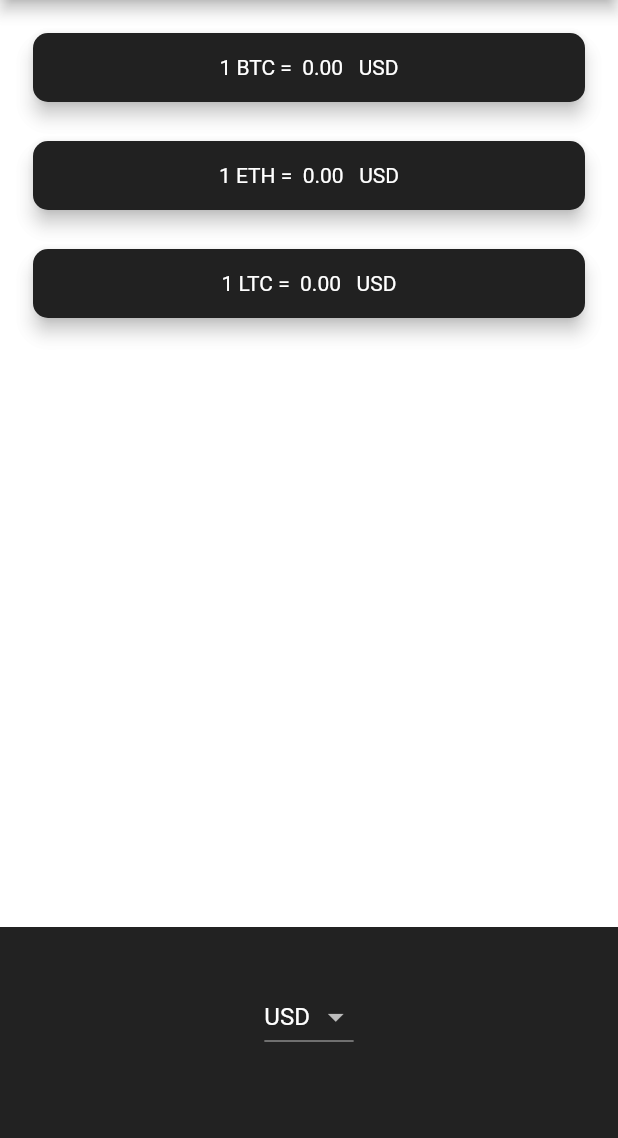
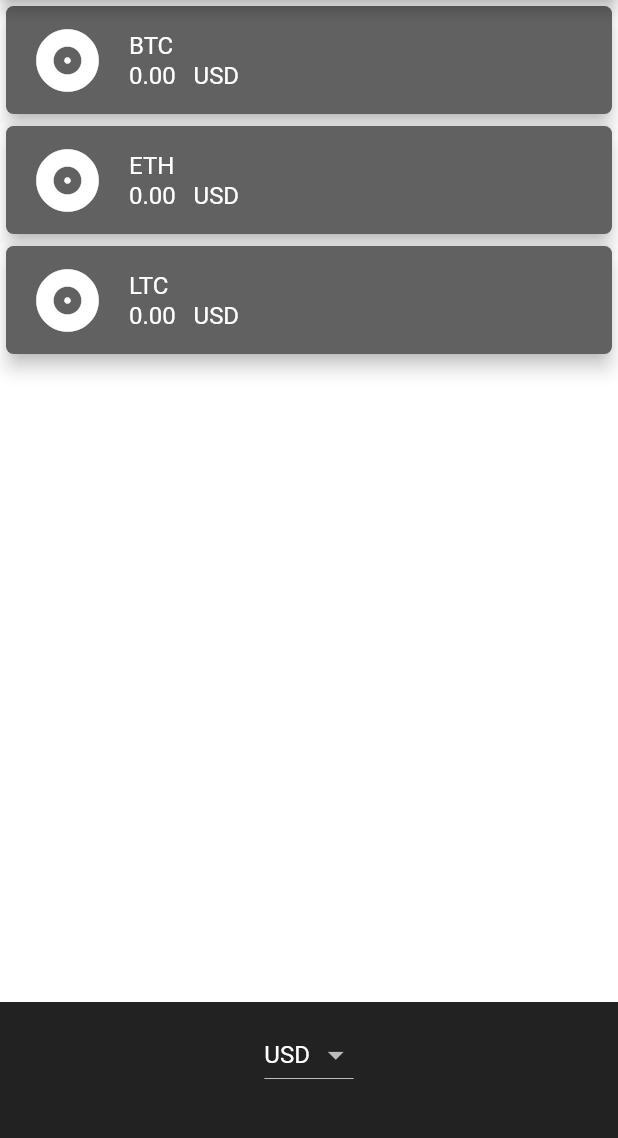
Before and after one commit to ircNewBie/cryptotracker, a Flutter app: the screen it shows after launch, on a phone screen of 412 x 824 dp, the part 84-1222 px from its top. Run offline on Flutter 3.47's test engine with Material 2 defaults, Android fonts, the phone set to English and light mode, and no system bars; network calls fail.

Commit message:
updated/card_component

```diff
--- a/lib/coin_data.dart
+++ b/lib/coin_data.dart
@@ -1,4 +1,3 @@
-// import 'package:flutter/widgets.dart';
 import 'dart:convert';
 import 'api_info.dart';
 import 'package:http/http.dart' as http;
@@ -32,7 +31,7 @@ const _apiKey = myAPI;
 const coinAPIURL = 'https://rest.coinapi.io/v1/exchangerate';
 
 class CoinData {
-  double marketPrice = 0.0;
+  // double marketPrice = 0.0;
   dynamic marketData;
   String assetIDBase;
   String assetIDQoute;
@@ -47,11 +46,7 @@ class CoinData {
     if (response.statusCode == 200) {
       Map<String, dynamic> marketData = jsonDecode(response.body);
       var _marketPrice = marketData['rate'].toDouble();
-      // var _assetIDBase = marketData['asset_id_base'];
-      // var _assetIDQoute = marketData['asset_id_quote'];
 
-      marketPrice = _marketPrice;
-      // print('$_assetIDBase/$_assetIDQoute:$marketPrice`');
       return _marketPrice;
     } else {
       // ignore: avoid_print
--- /dev/null
+++ b/lib/components/card_component.dart
@@ -0,0 +1,43 @@
+import 'package:flutter/material.dart';
+import 'package:intl/intl.dart';
+
+class CryptoCard extends StatelessWidget {
+  const CryptoCard({
+    Key? key,
+    required this.selectedCryptoAsset,
+    required this.selectedCurrencyPrice,
+    required this.selectedCurrency,
+    required this.value,
+  }) : super(key: key);
+
+  final String selectedCryptoAsset;
+  final String selectedCurrency;
+  final double selectedCurrencyPrice;
+  final NumberFormat value;
+
+  @override
+  Widget build(BuildContext context) {
+    return Card(
+      color: Colors.grey.shade700,
+      elevation: 5.0,
+      shape: RoundedRectangleBorder(
+        borderRadius: BorderRadius.circular(5.0),
+      ),
+      child: Column(
+        children: <Widget>[
+          ListTile(
+            leading: const Icon(Icons.album, size: 50),
+            title: Text(selectedCryptoAsset),
+            subtitle: Text(
+              '${value.format(selectedCurrencyPrice)}   $selectedCurrency',
+              style: const TextStyle(
+                fontSize: 16.0,
+                color: Colors.white,
+              ),
+            ),
+          ),
+        ],
+      ),
+    );
+  }
+}
--- a/lib/price_screen.dart
+++ b/lib/price_screen.dart
@@ -1,7 +1,8 @@
+import 'package:cryptotracker/components/card_component.dart' show CryptoCard;
+import 'package:cryptotracker/coin_data.dart';
 import 'package:intl/intl.dart';
 import 'package:flutter/material.dart';
 import 'package:flutter/cupertino.dart';
-import 'coin_data.dart';
 import 'dart:io' show Platform;
 
 class PriceScreen extends StatefulWidget {
@@ -12,16 +13,22 @@ class PriceScreen extends StatefulWidget {
 }
 
 class _PriceScreenState extends State<PriceScreen> {
-  final valueFormat = NumberFormat("#,##0.00", "en_US");
-  final String _appTiltle = '₿ CryptoTracker';
-
-  String selectedCurrency = 'USD';
   String selectedCryptoAssetBTC = cryptoCurrencyList[0];
   String selectedCryptoAssetETH = cryptoCurrencyList[1];
   String selectedCryptoAssetLTC = cryptoCurrencyList[2];
+  String selectedCurrency = 'USD';
   double selectedCurrencyPriceBTC = 0.0;
   double selectedCurrencyPriceETH = 0.0;
   double selectedCurrencyPriceLTC = 0.0;
+  final valueFormat = NumberFormat("#,##0.00", "en_US");
+
+  final String _appTiltle = '₿ CryptoTracker';
+
+  @override
+  void initState() {
+    super.initState();
+    getMarketData();
+  }
 
   DropdownButton<String> androidDropdown(List menuItemList) {
     List<DropdownMenuItem<String>> dropdownItems = [];
@@ -58,9 +65,6 @@ class _PriceScreenState extends State<PriceScreen> {
       backgroundColor: Colors.grey.shade900,
       itemExtent: 32.0,
       onSelectedItemChanged: (selectedIndex) {
-        // print('Selected Index: $selectedIndex');
-        // print('Selected Value: ${currenciesList[selectedIndex]}');
-
         setState(() {
           selectedCurrency = currenciesList[selectedIndex];
           getMarketData();
@@ -91,12 +95,6 @@ class _PriceScreenState extends State<PriceScreen> {
   }
 
   @override
-  void initState() {
-    super.initState();
-    getMarketData();
-  }
-
-  @override
   Widget build(BuildContext context) {
     return Scaffold(
       // backgroundColor: Colors.black,
@@ -104,13 +102,14 @@ class _PriceScreenState extends State<PriceScreen> {
         backgroundColor: Colors.black,
         title: Text(_appTiltle),
       ),
-      body: Column(
+      body: SafeArea(
+        child: Column(
           mainAxisAlignment: MainAxisAlignment.spaceBetween,
-        crossAxisAlignment: CrossAxisAlignment.stretch,
+          // crossAxisAlignment: CrossAxisAlignment.stretch,
           children: <Widget>[
             Column(
               mainAxisAlignment: MainAxisAlignment.start,
-            crossAxisAlignment: CrossAxisAlignment.stretch,
+              // crossAxisAlignment: CrossAxisAlignment.stretch,
               children: [
                 CryptoCard(
                     //BTC - Bitcoin
@@ -133,55 +132,17 @@ class _PriceScreenState extends State<PriceScreen> {
               ],
             ),
             Container(
-            height: 150.0,
+              height: 100.0,
               alignment: Alignment.center,
               padding: const EdgeInsets.only(bottom: 30.0),
               color: Colors.black87,
               child:
                   // iOSPicker(),
-                Platform.isIOS ? iOSPicker() : androidDropdown(currenciesList),
+                  Platform.isIOS
+                      ? iOSPicker()
+                      : androidDropdown(currenciesList),
             ),
           ],
-      ),
-    );
-  }
-}
-
-class CryptoCard extends StatelessWidget {
-  const CryptoCard({
-    Key? key,
-    required this.selectedCryptoAsset,
-    required this.selectedCurrencyPrice,
-    required this.selectedCurrency,
-    required this.value,
-  }) : super(key: key);
-
-  final String selectedCryptoAsset;
-  final NumberFormat value;
-  final double selectedCurrencyPrice;
-  final String selectedCurrency;
-
-  @override
-  Widget build(BuildContext context) {
-    return Padding(
-      padding: const EdgeInsets.fromLTRB(18.0, 18.0, 18.0, 0),
-      child: Card(
-        color: Colors.grey.shade900,
-        elevation: 5.0,
-        shape: RoundedRectangleBorder(
-          borderRadius: BorderRadius.circular(10.0),
-        ),
-        child: Padding(
-          padding: const EdgeInsets.symmetric(vertical: 15.0, horizontal: 28.0),
-          child: Text(
-            //Update the Text Widget with the live bitcoin data here.
-            '1 $selectedCryptoAsset =  ${value.format(selectedCurrencyPrice)}   $selectedCurrency',
-            textAlign: TextAlign.center,
-            style: const TextStyle(
-              fontSize: 14.0,
-              color: Colors.white,
-            ),
-          ),
         ),
       ),
     );
```
Also changed, not shown: lib/chart_page.dart (added). Lines whose indentation alone changed are shown as unchanged.
